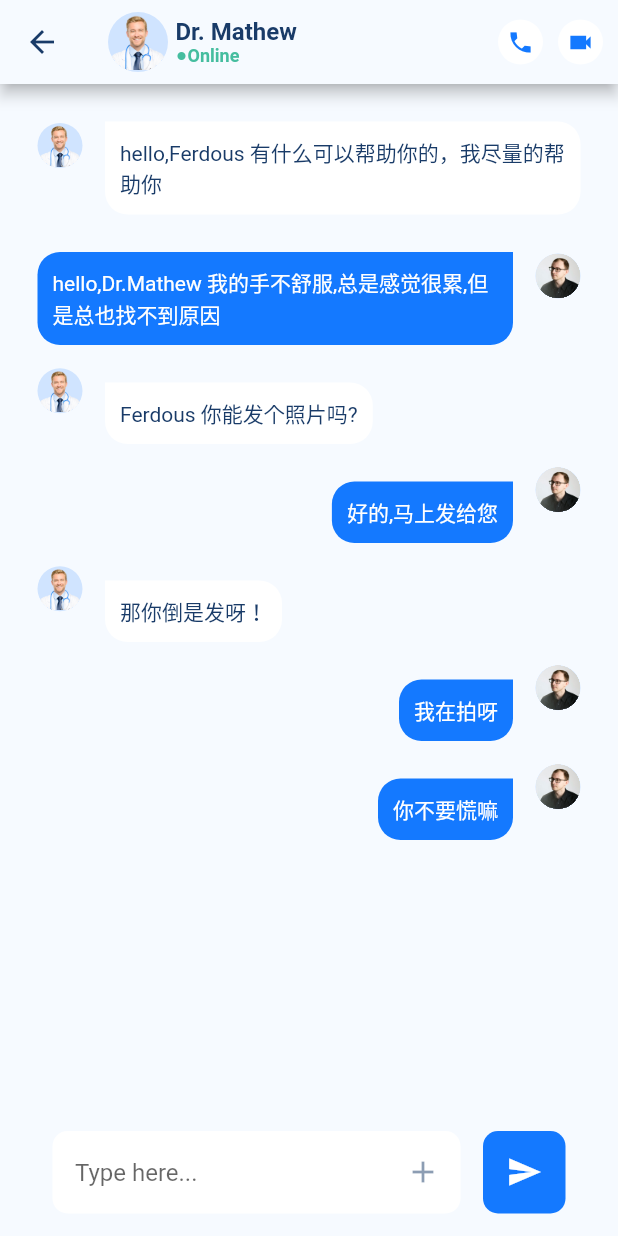
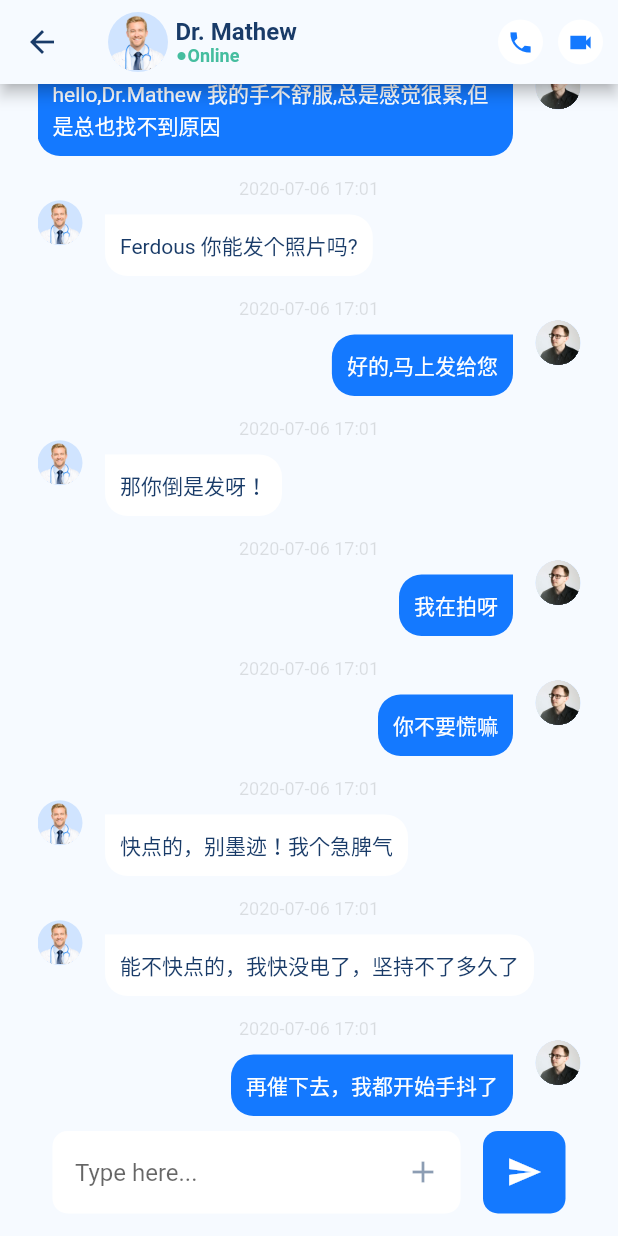
Before and after one commit to pistachio214/medi_talk_for_flutter, a Flutter app: the MessageDetail screen opened directly, on a phone screen of 412 x 824 dp. Run offline on Flutter 3.47's test engine with Material 2 defaults, Android fonts, the phone set to English and light mode, and no system bars; our stand-ins replace flutter_easyloading, flutter_swiper_view, shared_preferences; missing offline and left inert: flutter_star; accounts and stored records are empty.

Commit message:
update 完善聊天界面;

```diff
--- a/lib/views/message/detail/index.dart
+++ b/lib/views/message/detail/index.dart
@@ -2,6 +2,7 @@ import 'package:flutter/material.dart';
 import 'package:medi_talk_for_flutter/handle/no_shadow_scroll_behavior_handle.dart';
 import 'package:medi_talk_for_flutter/lang/const.dart';
 import 'package:medi_talk_for_flutter/utils/color_util.dart';
+import 'package:medi_talk_for_flutter/utils/logs_util.dart';
 
 class MessageDetail extends StatefulWidget {
   const MessageDetail({Key? key}) : super(key: key);
@@ -10,7 +11,53 @@ class MessageDetail extends StatefulWidget {
   State<MessageDetail> createState() => _MessageDetailState();
 }
 
-class _MessageDetailState extends State<MessageDetail> {
+class _MessageDetailState extends State<MessageDetail> with WidgetsBindingObserver {
+  late final ScrollController _scrollController = ScrollController();
+
+  //实例化
+  late final FocusNode _focusNode = FocusNode();
+
+  @override
+  void initState() {
+    super.initState();
+
+    /// 初始化
+    WidgetsBinding.instance.addObserver(this);
+
+    //输入框焦点
+    _focusNode.addListener(() {
+      if (!_focusNode.hasFocus) {
+        // 失去焦点
+      } else {
+        // print('得到焦点');
+        _scrollController.jumpTo(_scrollController.position.maxScrollExtent);
+      }
+    });
+  }
+
+  @override
+  void dispose() {
+    /// 销毁
+    super.dispose();
+    WidgetsBinding.instance.removeObserver(this);
+    _focusNode.unfocus();
+  }
+
+  void _clickMessageContainer() {
+    // 判定如果键盘已唤醒,就收起
+    WidgetsBinding.instance.addPostFrameCallback((_) {
+      setState(() {
+        if (MediaQuery.of(context).viewInsets.bottom == 0) {
+          /// 键盘已收回
+        } else {
+          /// 键盘已弹出
+          // 收起键盘
+          FocusScope.of(context).requestFocus(FocusNode());
+        }
+      });
+    });
+  }
+
   // 构建头像和名称
   Widget _buildTitleWidget() {
     return SizedBox(
@@ -110,10 +157,8 @@ class _MessageDetailState extends State<MessageDetail> {
     double viewWith = size.width;
     double height = size.height;
 
-    double availableHeight = height -
-        AppBar().preferredSize.height -
-        edgeInsets.top -
-        edgeInsets.bottom;
+    double availableHeight =
+        height - AppBar().preferredSize.height - edgeInsets.top - edgeInsets.bottom;
 
     return Scaffold(
       appBar: AppBar(
@@ -134,13 +179,23 @@ class _MessageDetailState extends State<MessageDetail> {
           child: Column(
             children: <Widget>[
               Expanded(
-                child: SizedBox(
+                child: InkWell(
+                  splashColor: Colors.transparent,
+                  highlightColor: Colors.transparent,
+                  onTap: () => _clickMessageContainer(),
+                  child: Container(
                     width: viewWith,
-                  height: height,
+                    constraints: BoxConstraints(
+                      minHeight: 20,
+                      maxHeight: height,
+                    ),
+                    padding: const EdgeInsets.only(bottom: 10),
                     child: ScrollConfiguration(
                       behavior: NoShadowScrollBehaviorHandle(),
                       child: SingleChildScrollView(
+                        controller: _scrollController,
                         scrollDirection: Axis.vertical,
+                        reverse: true,
                         child: Column(
                           crossAxisAlignment: CrossAxisAlignment.stretch,
                           children: <Widget>[
@@ -172,7 +227,20 @@ class _MessageDetailState extends State<MessageDetail> {
                               viewWith,
                               "你不要慌嘛",
                             ),
+                            _buildAcrossWidget(
+                              viewWith,
+                              "快点的，别墨迹！我个急脾气",
+                            ),
+                            _buildAcrossWidget(
+                              viewWith,
+                              "能不快点的，我快没电了，坚持不了多久了",
+                            ),
+                            _buildMySelfWidget(
+                              viewWith,
+                              "再催下去，我都开始手抖了",
+                            ),
                           ],
+                        ),
                       ),
                     ),
                   ),
@@ -186,6 +254,7 @@ class _MessageDetailState extends State<MessageDetail> {
     );
   }
 
+  // 我方的文本
   Widget _buildMySelfWidget(double viewWith, String content) {
     return Container(
       margin: const EdgeInsets.only(top: 15),
@@ -193,7 +262,18 @@ class _MessageDetailState extends State<MessageDetail> {
         minHeight: 50,
         maxWidth: viewWith - 25 * 2,
       ),
-      child: Row(
+      child: Column(
+        children: <Widget>[
+          const SizedBox(
+            child: Text(
+              "2020-07-06 17:01",
+              style: TextStyle(
+                color: Colors.black12,
+                fontSize: 12,
+              ),
+            ),
+          ),
+          Row(
             mainAxisAlignment: MainAxisAlignment.end,
             children: <Widget>[
               Align(
@@ -249,6 +329,8 @@ class _MessageDetailState extends State<MessageDetail> {
                 ),
               ),
             ],
+          )
+        ],
       ),
     );
   }
@@ -261,7 +343,18 @@ class _MessageDetailState extends State<MessageDetail> {
         minHeight: 50,
         maxWidth: viewWith - 25 * 2,
       ),
-      child: Row(
+      child: Column(
+        children: <Widget>[
+          const SizedBox(
+            child: Text(
+              "2020-07-06 17:01",
+              style: TextStyle(
+                color: Colors.black12,
+                fontSize: 12,
+              ),
+            ),
+          ),
+          Row(
             children: <Widget>[
               Container(
                 height: 50,
@@ -316,6 +409,8 @@ class _MessageDetailState extends State<MessageDetail> {
                 ),
               ),
             ],
+          )
+        ],
       ),
     );
   }
@@ -341,9 +436,10 @@ class _MessageDetailState extends State<MessageDetail> {
                   ),
                   child: Row(
                     children: <Widget>[
-                      const Expanded(
+                      Expanded(
                         child: TextField(
-                          decoration: InputDecoration(
+                          focusNode: _focusNode,
+                          decoration: const InputDecoration(
                             hintText: "Type here...",
                             border: InputBorder.none,
                             contentPadding: EdgeInsets.only(left: 15),
@@ -360,8 +456,7 @@ class _MessageDetailState extends State<MessageDetail> {
                             padding: MaterialStateProperty.all(EdgeInsets.zero),
                             shape: MaterialStateProperty.all(
                               const RoundedRectangleBorder(
-                                borderRadius:
-                                    BorderRadius.all(Radius.circular(10)),
+                                borderRadius: BorderRadius.all(Radius.circular(10)),
                               ),
                             ),
                           ),
@@ -394,7 +489,7 @@ class _MessageDetailState extends State<MessageDetail> {
                       ),
                     ),
                   ),
-                  onPressed: () {},
+                  onPressed: () => _sendMessage(),
                   child: const Icon(
                     Icons.send_sharp,
                     color: Colors.white,
@@ -408,4 +503,9 @@ class _MessageDetailState extends State<MessageDetail> {
       ),
     );
   }
+
+  void _sendMessage() {
+    //清除输入框焦点
+    FocusScope.of(context).requestFocus(FocusNode());
   }
+}
```
Lines whose indentation alone changed are shown as unchanged.
